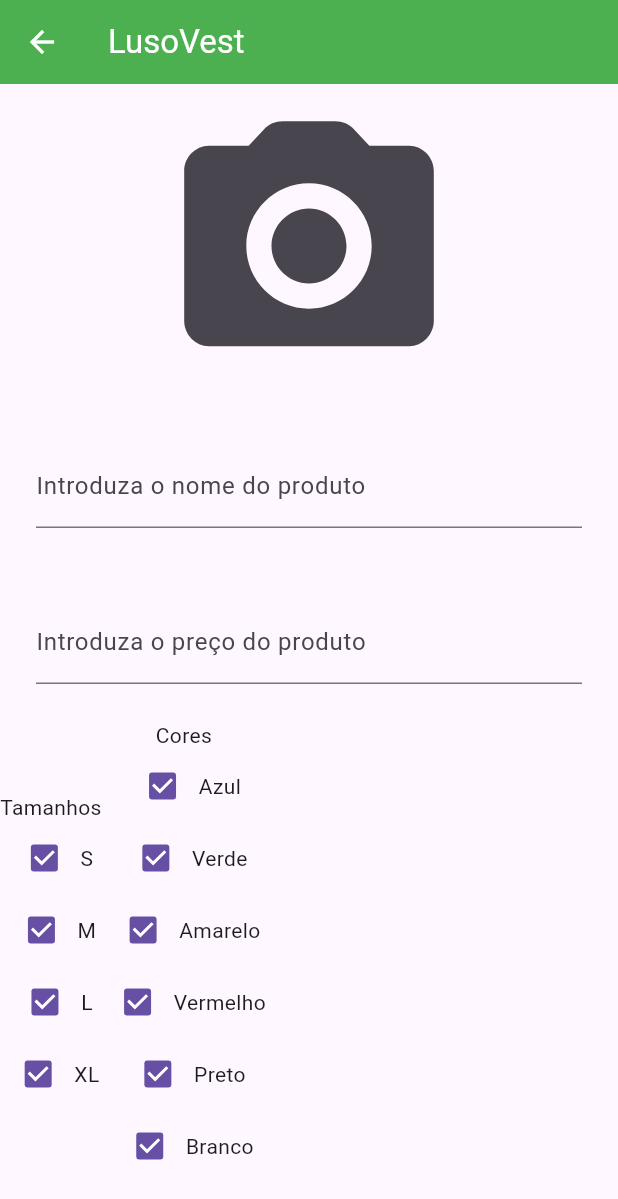
After one commit to AfonsoLuis4758/Projeto, a Flutter app: the CreationPage screen opened by its route, on a phone screen of 412 x 824 dp. The commit adds this screen. Shown: the top 1199 px of the screen. Run offline on Flutter 3.47's test engine with Material 3 defaults, Android fonts, the phone set to English and light mode, and no system bars.

Commit message:
added creation apge, floating action button, changed navigation and page names

```diff
--- /dev/null
+++ b/lib/pages/creation_page.dart
@@ -0,0 +1,129 @@
+import 'package:flutter/material.dart';
+
+class CreationPage extends StatelessWidget {
+  const CreationPage({super.key});
+
+  @override
+  Widget build(BuildContext context) {
+    return Scaffold(
+      appBar: AppBar(
+        leading: const BackButton(color: Colors.white),
+        backgroundColor: Colors.green,
+        title: const Text(
+          "LusoVest",
+          style: TextStyle(color: Colors.white),
+        ),
+      ),
+      body: Center(
+          child: Column(
+        children: [
+          IconButton(
+            iconSize: 200,
+            icon: const Icon(
+              Icons.camera_alt_rounded,
+            ),
+            onPressed: () {},
+          ),
+          const Padding(
+            padding: EdgeInsets.symmetric(horizontal: 24, vertical: 24),
+            child: TextField(
+              keyboardType: TextInputType.name,
+              decoration: InputDecoration(
+                border: UnderlineInputBorder(),
+                labelText: 'Introduza o nome do produto',
+              ),
+            ),
+          ),
+          const Padding(
+            padding: EdgeInsets.symmetric(horizontal: 24, vertical: 24),
+            child: TextField(
+              keyboardType: TextInputType.number,
+              decoration: InputDecoration(
+                border: UnderlineInputBorder(),
+                labelText: 'Introduza o preço do produto',
+              ),
+            ),
+          ),
+          Row(
+            children: [
+              Column(
+                children: [
+                  const Text("Tamanhos"),
+                  Column(children: [
+                    Row(
+                      children: [
+                        Checkbox(value: true, onChanged: (value) {}),
+                        const Text("S")
+                      ],
+                    ),
+                    Row(
+                      children: [
+                        Checkbox(value: true, onChanged: (value) {}),
+                        const Text("M")
+                      ],
+                    ),
+                    Row(
+                      children: [
+                        Checkbox(value: true, onChanged: (value) {}),
+                        const Text("L")
+                      ],
+                    ),
+                    Row(
+                      children: [
+                        Checkbox(value: true, onChanged: (value) {}),
+                        const Text("XL")
+                      ],
+                    )
+                  ]),
+                ],
+              ),
+              Column(
+                children: [
+                  const Text("Cores"),
+                  Column(children: [
+                    Row(
+                      children: [
+                        Checkbox(value: true, onChanged: (value) {}),
+                        const Text("Azul")
+                      ],
+                    ),
+                    Row(
+                      children: [
+                        Checkbox(value: true, onChanged: (value) {}),
+                        const Text("Verde")
+                      ],
+                    ),
+                    Row(
+                      children: [
+                        Checkbox(value: true, onChanged: (value) {}),
+                        const Text("Amarelo")
+                      ],
+                    ),
+                    Row(
+                      children: [
+                        Checkbox(value: true, onChanged: (value) {}),
+                        const Text("Vermelho")
+                      ],
+                    ),
+                    Row(
+                      children: [
+                        Checkbox(value: true, onChanged: (value) {}),
+                        const Text("Preto")
+                      ],
+                    ),
+                    Row(
+                      children: [
+                        Checkbox(value: true, onChanged: (value) {}),
+                        const Text("Branco")
+                      ],
+                    )
+                  ]),
+                ],
+              ),
+            ],
+          ),
+        ],
+      )),
+    );
+  }
+}
```
Also changed, not shown: lib/main.dart (+7 -5 lines), lib/pages/home_page.dart (+10 -2 lines), lib/pages/login_page.dart (renamed from lib/pages/firstPage.dart, +5 -7 lines), lib/pages/main_page.dart (renamed from lib/pages/secondPage.dart, +5 -5 lines), lib/pages/profile_page.dart (+9 -2 lines).
